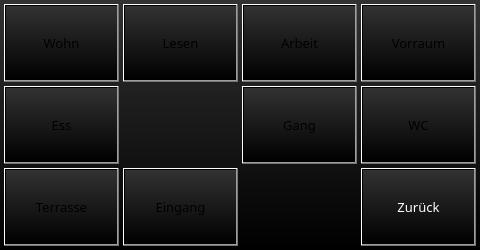
Old version of the form projects/klaus_visu_ap420/egwindow.ui in the repository busmaster/homebus.
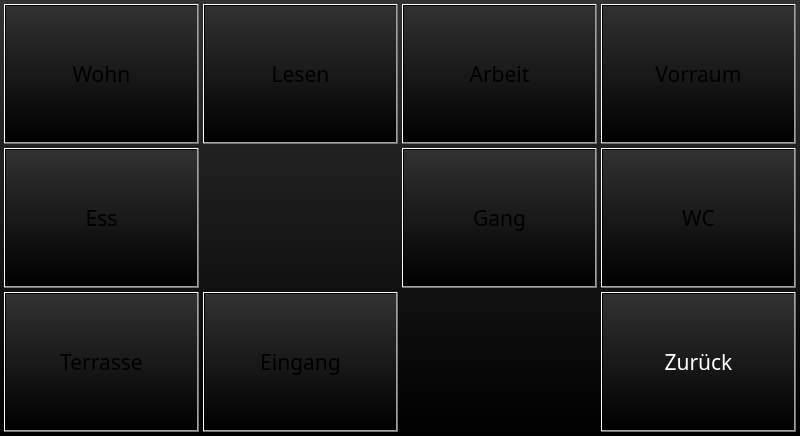
New version of the form.

Patch:
```diff
--- a/projects/klaus_visu_ap420/egwindow.ui
+++ b/projects/klaus_visu_ap420/egwindow.ui
@@ -6,8 +6,8 @@
    <rect>
     <x>0</x>
     <y>0</y>
-    <width>480</width>
-    <height>250</height>
+    <width>800</width>
+    <height>436</height>
    </rect>
   </property>
   <property name="sizePolicy">
@@ -19,7 +19,7 @@
   <property name="font">
    <font>
     <family>Sans</family>
-    <pointsize>10</pointsize>
+    <pointsize>16</pointsize>
    </font>
   </property>
   <property name="windowTitle">
@@ -34,10 +34,10 @@
   <widget class="QPushButton" name="pushButtonLightGang">
    <property name="geometry">
     <rect>
-     <x>242</x>
-     <y>86</y>
-     <width>115</width>
-     <height>78</height>
+     <x>402</x>
+     <y>148</y>
+     <width>195</width>
+     <height>140</height>
     </rect>
    </property>
    <property name="sizePolicy">
@@ -54,9 +54,9 @@
    <property name="geometry">
     <rect>
      <x>4</x>
-     <y>86</y>
-     <width>115</width>
-     <height>78</height>
+     <y>148</y>
+     <width>195</width>
+     <height>140</height>
     </rect>
    </property>
    <property name="sizePolicy">
@@ -74,8 +74,8 @@
     <rect>
      <x>4</x>
      <y>4</y>
-     <width>115</width>
-     <height>78</height>
+     <width>195</width>
+     <height>140</height>
     </rect>
    </property>
    <property name="sizePolicy">
@@ -91,10 +91,10 @@
   <widget class="QPushButton" name="pushButtonLightArbeit">
    <property name="geometry">
     <rect>
-     <x>242</x>
+     <x>402</x>
      <y>4</y>
-     <width>115</width>
-     <height>78</height>
+     <width>195</width>
+     <height>140</height>
     </rect>
    </property>
    <property name="sizePolicy">
@@ -110,10 +110,10 @@
   <widget class="QPushButton" name="pushButtonBack">
    <property name="geometry">
     <rect>
-     <x>361</x>
-     <y>168</y>
-     <width>115</width>
-     <height>78</height>
+     <x>601</x>
+     <y>292</y>
+     <width>195</width>
+     <height>140</height>
     </rect>
    </property>
    <property name="sizePolicy">
@@ -132,10 +132,10 @@
   <widget class="QPushButton" name="pushButtonLightVorraum">
    <property name="geometry">
     <rect>
-     <x>361</x>
+     <x>601</x>
      <y>4</y>
-     <width>115</width>
-     <height>78</height>
+     <width>195</width>
+     <height>140</height>
     </rect>
    </property>
    <property name="sizePolicy">
@@ -151,10 +151,10 @@
   <widget class="QPushButton" name="pushButtonLightWC">
    <property name="geometry">
     <rect>
-     <x>361</x>
-     <y>86</y>
-     <width>115</width>
-     <height>78</height>
+     <x>601</x>
+     <y>148</y>
+     <width>195</width>
+     <height>140</height>
     </rect>
    </property>
    <property name="sizePolicy">
@@ -171,9 +171,9 @@
    <property name="geometry">
     <rect>
      <x>4</x>
-     <y>168</y>
-     <width>115</width>
-     <height>78</height>
+     <y>292</y>
+     <width>195</width>
+     <height>140</height>
     </rect>
    </property>
    <property name="sizePolicy">
@@ -189,10 +189,10 @@
   <widget class="QPushButton" name="pushButtonLightWohnLese">
    <property name="geometry">
     <rect>
-     <x>123</x>
+     <x>203</x>
      <y>4</y>
-     <width>115</width>
-     <height>78</height>
+     <width>195</width>
+     <height>140</height>
     </rect>
    </property>
    <property name="sizePolicy">
@@ -208,10 +208,10 @@
   <widget class="QPushButton" name="pushButtonLightEingang">
    <property name="geometry">
     <rect>
-     <x>123</x>
-     <y>168</y>
-     <width>115</width>
-     <height>78</height>
+     <x>203</x>
+     <y>292</y>
+     <width>195</width>
+     <height>140</height>
     </rect>
    </property>
    <property name="sizePolicy">
```
